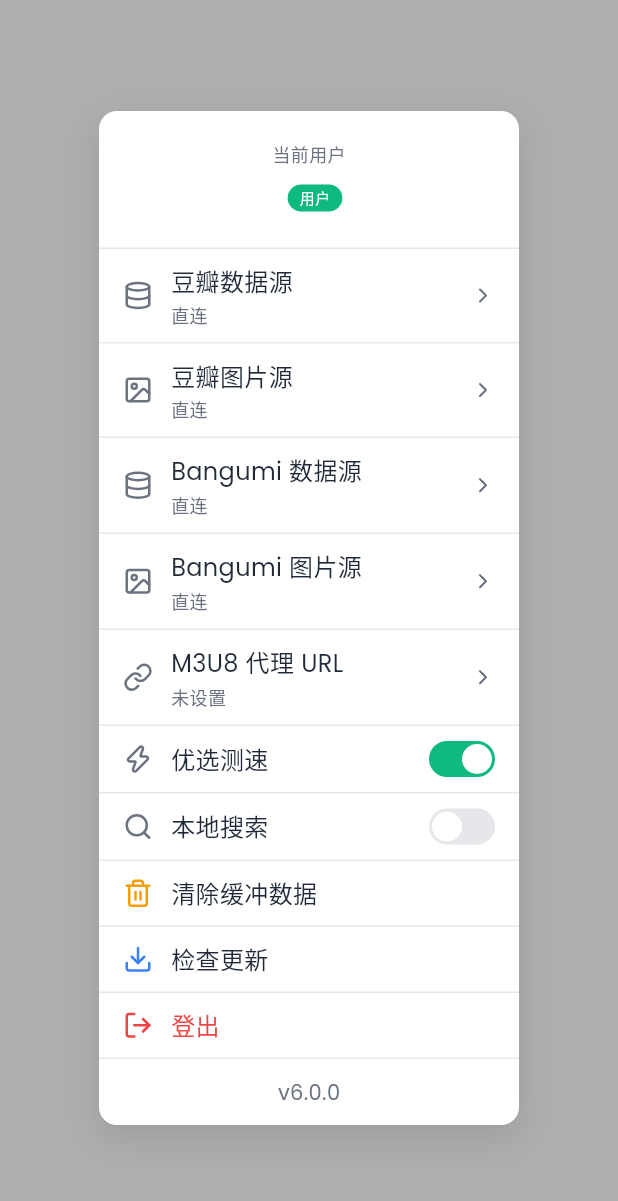
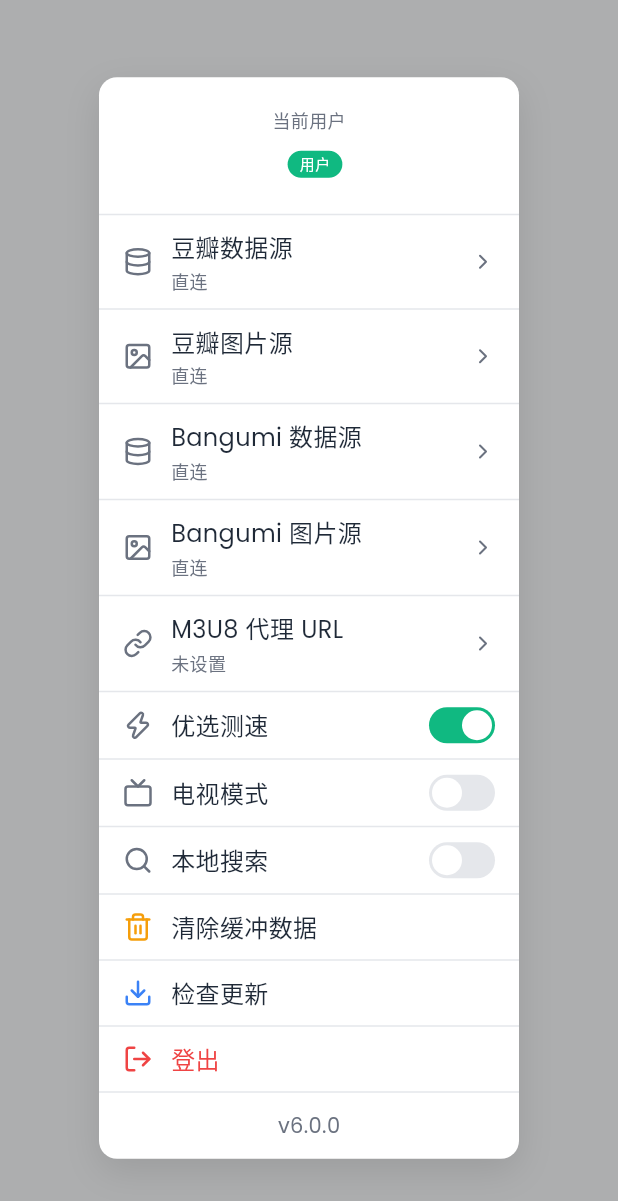
Before and after one commit to ZangEdward/SuperTV, a Flutter app: the UserMenu widget shown alone on an empty page, opened directly with empty values, on a phone screen of 412 x 824 dp. Shown: the top 1201 px of the screen. Run offline on Flutter 3.47's test engine with Material 3 defaults, Android fonts, the phone set to English and light mode, and no system bars; our stand-ins replace cached_network_image, dio, google_fonts, lucide_icons_flutter, package_info_plus, shared_preferences; missing offline and left inert: app_settings, bitsdojo_window, bs58check, dlna_dart, encrypt, gal and 8 more; accounts and stored records are empty.

Commit message:
修复bangumi

```diff
--- a/lib/utils/device_utils.dart
+++ b/lib/utils/device_utils.dart
@@ -1,6 +1,6 @@
-import 'dart:io';
-
+import 'package:flutter/foundation.dart';
 import 'package:flutter/material.dart';
+import 'dart:io' show Platform;
 
 /// 设备类型工具类
 class DeviceUtils {
@@ -36,12 +36,22 @@ class DeviceUtils {
 
   /// 判断当前平台是否是 Windows
   static bool isWindows() {
-    return Platform.isWindows;
+    if (kIsWeb) return false;
+    try {
+      return Platform.isWindows;
+    } catch (_) {
+      return false;
+    }
   }
 
   /// 判断当前平台是否是 macOS
   static bool isMacOS() {
-    return Platform.isMacOS;
+    if (kIsWeb) return false;
+    try {
+      return Platform.isMacOS;
+    } catch (_) {
+      return false;
+    }
   }
 
   /// 判断当前平台是否是 PC（Windows 或 macOS）
--- a/lib/widgets/user_menu.dart
+++ b/lib/widgets/user_menu.dart
@@ -45,6 +45,7 @@ class _UserMenuState extends State<UserMenu> {
   bool _preferSpeedTest = true;
   bool _localSearch = false;
   bool _isLocalMode = false;
+  bool _isTVMode = false;
 
   @override
   void initState() {
@@ -77,6 +78,7 @@ class _UserMenuState extends State<UserMenu> {
     final m3u8ProxyUrl = await UserDataService.getM3u8ProxyUrl();
     final preferSpeedTest = await UserDataService.getPreferSpeedTest();
     final localSearch = await UserDataService.getLocalSearch();
+    final isTVMode = await UserDataService.getIsTVMode();
 
     if (mounted) {
       setState(() {
@@ -90,6 +92,7 @@ class _UserMenuState extends State<UserMenu> {
         _m3u8ProxyUrl = m3u8ProxyUrl;
         _preferSpeedTest = preferSpeedTest;
         _localSearch = localSearch;
+        _isTVMode = isTVMode;
       });
     }
   }
@@ -910,6 +913,35 @@ class _UserMenuState extends State<UserMenu> {
                       },
                       icon: LucideIcons.zap,
                     ),
+                    // 分割线
+                    Container(
+                      height: 1,
+                      color: widget.isDarkMode
+                          ? const Color(0xFF374151)
+                          : const Color(0xFFe5e7eb),
+                    ),
+                    // 电视模式选项
+                    _buildToggleOption(
+                      title: '电视模式',
+                      value: _isTVMode,
+                      onChanged: (value) async {
+                        await UserDataService.saveIsTVMode(value);
+                        if (!mounted) return;
+                        setState(() {
+                          _isTVMode = value;
+                        });
+                        // 电视模式切换后，关闭菜单并刷新首页以应用 UI 变化
+                        widget.onClose?.call();
+                        if (context.mounted) {
+                          // 强制重新构建整个 app 以应用 UI 切换（特别是从 MainLayout 切换到 TvHome）
+                          Navigator.of(context).pushAndRemoveUntil(
+                            MaterialPageRoute(builder: (context) => const HomeScreen()),
+                            (route) => false,
+                          );
+                        }
+                      },
+                      icon: LucideIcons.tv,
+                    ),
                     // 本地搜索选项（本地模式下不显示）
                     if (!_isLocalMode) ...[
                       // 分割线
```
Also changed, not shown: .github/workflows/deploy-web.yaml (added), 1 other file.
